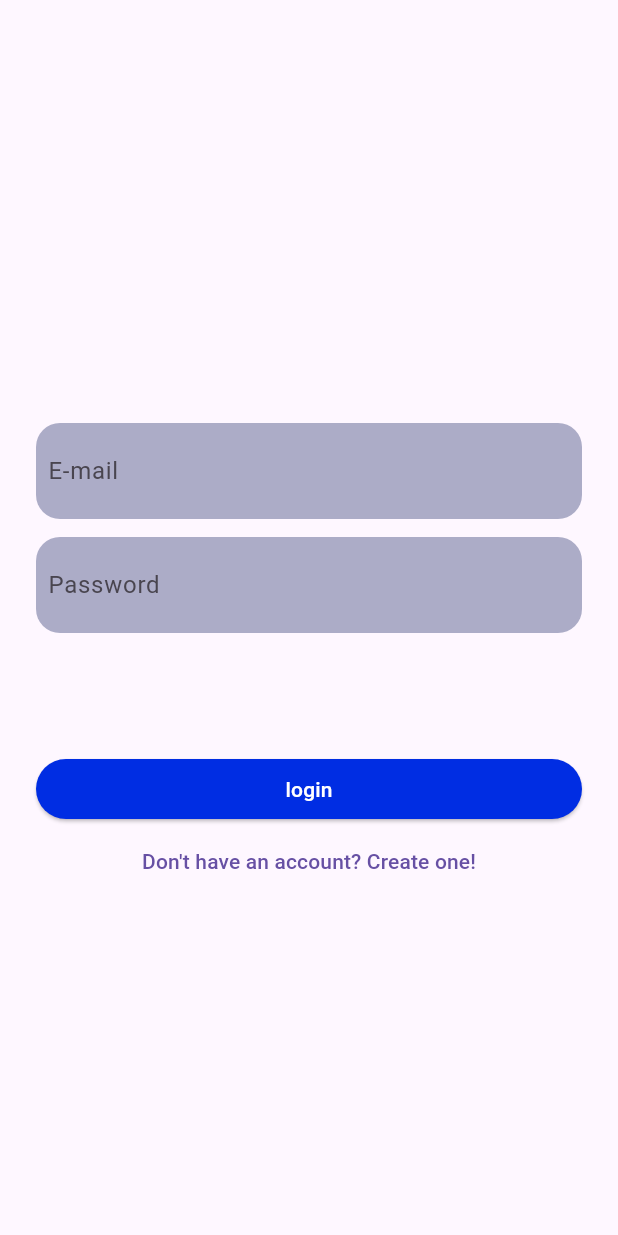
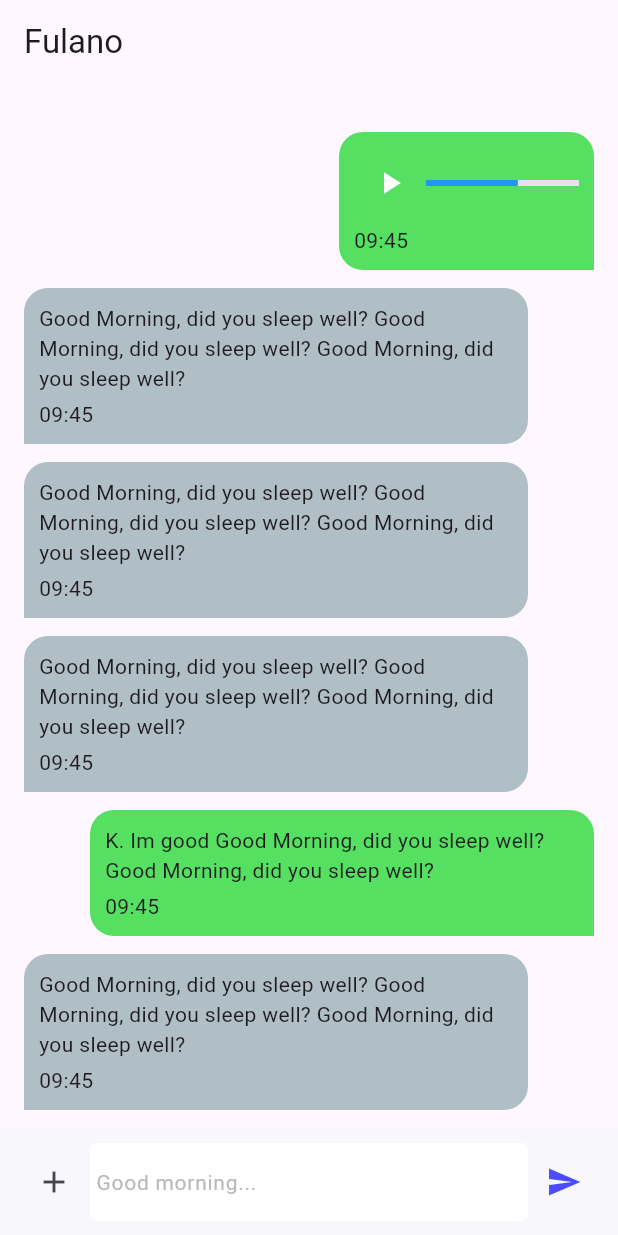
Before and after one commit to AlanS3103/chat-fatec, a Flutter app: the screen it shows after launch, on a phone screen of 412 x 824 dp. Run offline on Flutter 3.47's test engine with Material 3 defaults, Android fonts, the phone set to English and light mode, and no system bars.

Commit message:
feat: :sparkles: Implementation of a chat page

```diff
--- a/analysis_options.yaml
+++ b/analysis_options.yaml
@@ -7,6 +7,11 @@
 
 # The following line activates a set of recommended lints for Flutter apps,
 # packages, and plugins designed to encourage good coding practices.
+analyzer:
+  errors:
+    prefer_const_constructors: ignore
+    avoid_unnecessary_containers: ignore
+    prefer_const_literals_to_create_immutables: ignore
 include: package:flutter_lints/flutter.yaml
 
 linter:
--- a/lib/views/app.dart
+++ b/lib/views/app.dart
@@ -1,5 +1,6 @@
 // ignore_for_file: prefer_const_constructors, use_key_in_widget_constructors
 
+import 'package:chat_fatec/views/chat.page.dart';
 import 'package:chat_fatec/views/chats.page.dart';
 import 'package:chat_fatec/views/newaccount.page.dart';
 import 'package:flutter/material.dart';
@@ -14,9 +15,10 @@ class ChatFatecApp extends StatelessWidget {
       routes: {
         "/login": (context) => LoginPage(),
         "/new-account": (context) => NewAccountPage(),
-        "/chat": (context) => ChatsPage(),
+        "/chats": (context) => ChatsPage(),
+        "/chat": (context) => ChatPage(),
       },
-      initialRoute: "/login",
+      initialRoute: "/chat",
     );
   }
 }
--- /dev/null
+++ b/lib/views/chat.page.dart
@@ -0,0 +1,194 @@
+import 'package:flutter/material.dart';
+
+class ChatPage extends StatelessWidget {
+  @override
+  Widget build(BuildContext context) {
+    return Scaffold(
+      appBar: AppBar(
+        title: Text("Fulano"),
+      ),
+      body: Column(
+        children: [
+          Flexible(
+            child: ListView(
+              reverse: true,
+              children: [
+                ReceivedMessage(),
+                SentMessage(),
+                ReceivedMessage(),
+                ReceivedMessage(),
+                ReceivedMessage(),
+                AudioSentMessage(),
+              ],
+            ),
+          ),
+          Container(
+            decoration: BoxDecoration(
+              color: Color(0xFFF7F7FC),
+            ),
+            padding: EdgeInsets.symmetric(vertical: 10, horizontal: 12),
+            child: Row(
+              children: [
+                IconButton(onPressed: () {}, icon: Icon(Icons.add)),
+                Expanded(
+                  child: Container(
+                    padding: EdgeInsets.symmetric(vertical: 2, horizontal: 4),
+                    decoration: BoxDecoration(
+                        color: Color(0xFFFFFFFF),
+                        borderRadius: BorderRadius.circular(4)),
+                    child: TextField(
+                      maxLines: 10,
+                      minLines: 1,
+                      decoration: InputDecoration(
+                        border: InputBorder.none,
+                        hintText: "Good morning...",
+                        hintStyle: TextStyle(
+                          fontSize: 14,
+                          color: Color(0xFFB9B9B9),
+                        ),
+                      ),
+                    ),
+                  ),
+                ),
+                IconButton(
+                    onPressed: () {},
+                    icon: Icon(
+                      Icons.send,
+                      color: Color(0xFF4C4CFF),
+                    ))
+              ],
+            ),
+          ),
+        ],
+      ),
+    );
+  }
+}
+
+class ReceivedMessage extends StatelessWidget {
+  const ReceivedMessage({
+    super.key,
+  });
+
+  @override
+  Widget build(BuildContext context) {
+    return Align(
+      alignment: Alignment.centerLeft,
+      child: Container(
+        margin: EdgeInsets.only(bottom: 12, left: 16, right: 60),
+        padding: EdgeInsets.all(10),
+        decoration: BoxDecoration(
+            color: Colors.blueGrey[200],
+            borderRadius: BorderRadius.only(
+              topLeft: Radius.circular(16),
+              topRight: Radius.circular(16),
+              bottomRight: Radius.circular(16),
+            )),
+        child: Column(
+          crossAxisAlignment: CrossAxisAlignment.start,
+          children: [
+            Text(
+                "Good Morning, did you sleep well? Good Morning, did you sleep well? Good Morning, did you sleep well?"),
+            SizedBox(
+              height: 4,
+            ),
+            Text("09:45")
+          ],
+        ),
+      ),
+    );
+  }
+}
+
+class SentMessage extends StatelessWidget {
+  const SentMessage({
+    super.key,
+  });
+
+  @override
+  Widget build(BuildContext context) {
+    return Align(
+      alignment: Alignment.centerRight,
+      child: Container(
+        margin: EdgeInsets.only(bottom: 12, right: 16, left: 60),
+        padding: EdgeInsets.all(10),
+        decoration: BoxDecoration(
+            color: const Color(0xFF56E062),
+            borderRadius: BorderRadius.only(
+              topLeft: Radius.circular(16),
+              topRight: Radius.circular(16),
+              bottomLeft: Radius.circular(16),
+            )),
+        child: Column(
+          crossAxisAlignment: CrossAxisAlignment.start,
+          children: [
+            Text(
+                "K. Im good Good Morning, did you sleep well? Good Morning, did you sleep well?"),
+            SizedBox(
+              height: 4,
+            ),
+            Text("09:45")
+          ],
+        ),
+      ),
+    );
+  }
+}
+
+class AudioSentMessage extends StatelessWidget {
+  const AudioSentMessage({
+    super.key,
+  });
+
+  @override
+  Widget build(BuildContext context) {
+    return Align(
+      alignment: Alignment.centerRight,
+      child: Container(
+        margin: EdgeInsets.only(bottom: 12, right: 16, left: 60),
+        padding: EdgeInsets.all(10),
+        decoration: BoxDecoration(
+            color: const Color(0xFF56E062),
+            borderRadius: BorderRadius.only(
+              topLeft: Radius.circular(16),
+              topRight: Radius.circular(16),
+              bottomLeft: Radius.circular(16),
+            )),
+        child: Column(
+          crossAxisAlignment: CrossAxisAlignment.start,
+          children: [
+            // Text("K. Im good Good Morning, did you sleep well? Good Morning, did you sleep well?"),
+            Container(
+              width: 150,
+              child: Row(
+                children: [
+                  IconButton(
+                    onPressed: () {},
+                    icon: Icon(
+                      Icons.play_arrow,
+                      color: Colors.white,
+                    ),
+                  ),
+                  Expanded(
+                    child: LinearProgressIndicator(
+                      value: 0.6,
+                      color: Colors.red,
+                      valueColor: AlwaysStoppedAnimation<Color>(Colors.blue),
+                    ),
+                  ),
+                ],
+              ),
+            ),
+            SizedBox(
+              height: 4,
+            ),
+            Text("09:45")
+          ],
+        ),
+      ),
+    );
+  }
+}
+
+
+// LinearProgrssIndicator
--- a/lib/views/chats.page.dart
+++ b/lib/views/chats.page.dart
@@ -12,7 +12,9 @@ class ChatsPage extends StatelessWidget {
         title: Text("Chats"),
         actions: [
           IconButton(
-            onPressed: () {},
+            onPressed: () {
+              Navigator.pushReplacementNamed(context, '/chat');
+            },
             icon: Icon(Icons.chat_outlined),
           ),
           IconButton(
@@ -69,7 +71,8 @@ class ChatsItem extends StatelessWidget {
   final DateTime date;
   final int amount;
 
-  ChatsItem({
+  const ChatsItem({
+    super.key,
     required this.userName,
     required this.lastMessage,
     required this.date,
--- a/lib/views/login.page.dart
+++ b/lib/views/login.page.dart
@@ -63,7 +63,7 @@ class LoginPage extends StatelessWidget {
                     ),
                   ),
                   onPressed: () {
-                    Navigator.pushReplacementNamed(context, '/chat');
+                    Navigator.pushReplacementNamed(context, '/chats');
                   },
                 ),
               ),
--- a/lib/views/newaccount.page.dart
+++ b/lib/views/newaccount.page.dart
@@ -30,9 +30,9 @@ class NewAccountPage extends StatelessWidget {
                     children: [
                       Center(child: Icon(Icons.person_outline, size: 56)),
                       Positioned(
-                        child: Icon(Icons.add_circle, size: 24),
                         bottom: 0,
                         right: 1,
+                        child: Icon(Icons.add_circle, size: 24),
                       ),
                     ],
                   ),
```
